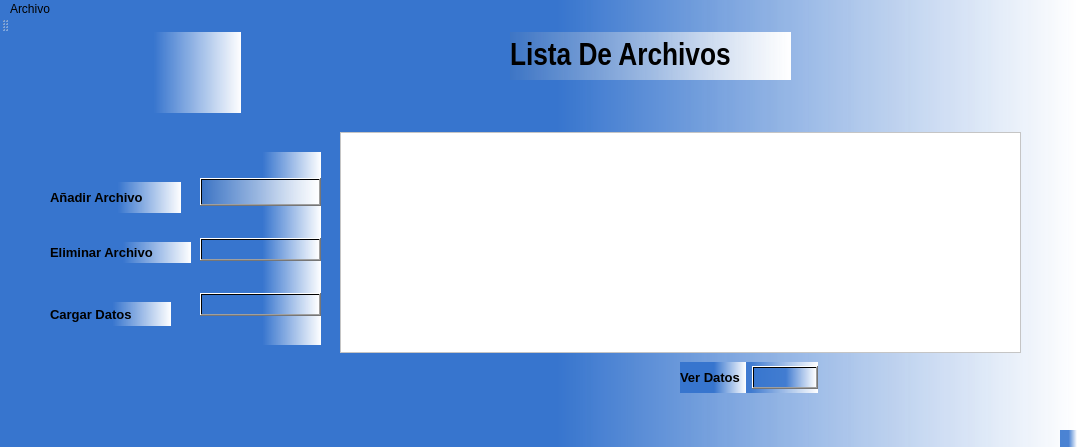
Qt form Interfaz/UI/InicioSubirDatos.ui (Dumaru/ExcelReports) before a commit.
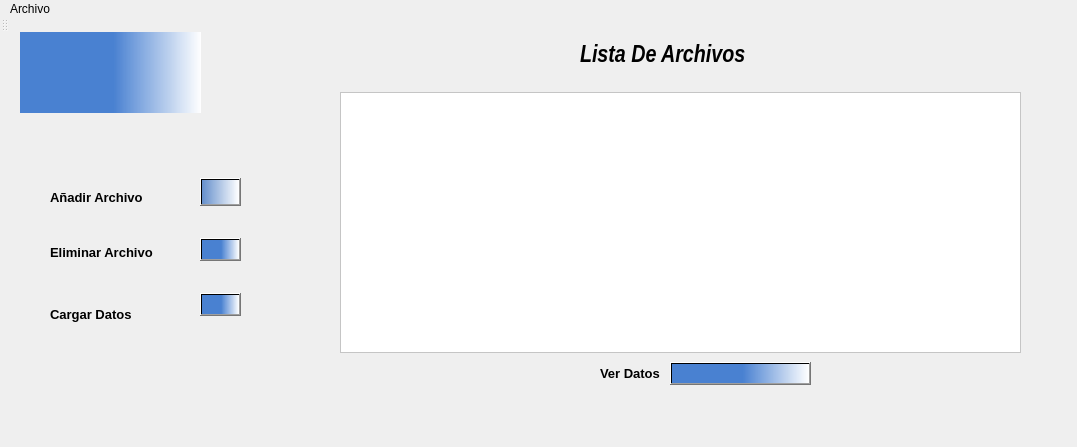
The same form after that commit. Icons and pictures are not drawn.

```diff
--- a/Interfaz/UI/InicioSubirDatos.ui
+++ b/Interfaz/UI/InicioSubirDatos.ui
@@ -14,15 +14,14 @@
    <string>MainWindow</string>
   </property>
   <property name="styleSheet">
-   <string notr="true">background-color: rgb(85, 170, 255);
-background-color: qlineargradient(spread:pad, x1:0, y1:0, x2:1, y2:0, stop:0.517413 rgba(55, 117, 206, 229), stop:1 rgba(255, 255, 255, 255));
+   <string notr="true">
 border-color: rgb(0, 0, 0);</string>
   </property>
   <widget class="QWidget" name="centralwidget">
    <widget class="QWidget" name="verticalLayoutWidget">
     <property name="geometry">
      <rect>
-      <x>510</x>
+      <x>580</x>
       <y>0</y>
       <width>281</width>
       <height>48</height>
@@ -34,14 +33,15 @@
        <property name="font">
         <font>
          <family>Arial Narrow</family>
-         <pointsize>24</pointsize>
+         <pointsize>18</pointsize>
          <weight>75</weight>
+         <italic>true</italic>
          <bold>true</bold>
          <underline>false</underline>
         </font>
        </property>
        <property name="styleSheet">
-        <string notr="true">background-color: qlineargradient(spread:pad, x1:0, y1:0, x2:1, y2:0, stop:0 rgba(63, 117, 194, 200), stop:1 rgba(255, 255, 255, 255));</string>
+        <string notr="true"/>
        </property>
        <property name="text">
         <string>Lista De Archivos</string>
@@ -54,9 +54,9 @@
     <property name="geometry">
      <rect>
       <x>340</x>
-      <y>100</y>
+      <y>60</y>
       <width>681</width>
-      <height>221</height>
+      <height>261</height>
      </rect>
     </property>
     <layout class="QHBoxLayout" name="horizontalLayoutTablaMostrarDatos">
@@ -74,7 +74,7 @@
      <rect>
       <x>200</x>
       <y>120</y>
-      <width>121</width>
+      <width>41</width>
       <height>193</height>
      </rect>
     </property>
@@ -127,48 +127,10 @@
      </item>
     </layout>
    </widget>
-   <widget class="QWidget" name="horizontalLayoutWidget_2">
-    <property name="geometry">
-     <rect>
-      <x>680</x>
-      <y>330</y>
-      <width>138</width>
-      <height>31</height>
-     </rect>
-    </property>
-    <layout class="QHBoxLayout" name="horizontalLayoutVerDatos">
-     <item>
-      <widget class="QLabel" name="label_5">
-       <property name="font">
-        <font>
-         <pointsize>10</pointsize>
-         <weight>75</weight>
-         <bold>true</bold>
-        </font>
-       </property>
-       <property name="text">
-        <string>Ver Datos </string>
-       </property>
-      </widget>
-     </item>
-     <item>
-      <widget class="QPushButton" name="pushButtonMostrarDatos">
-       <property name="styleSheet">
-        <string notr="true">image: url(:/newPrefix/icons8-ver-80.png);
-background-color: qlineargradient(spread:pad, x1:0, y1:0, x2:1, y2:0, stop:0.517413 rgba(55, 117, 206, 229), stop:1 rgba(255, 255, 255, 255));
-</string>
-       </property>
-       <property name="text">
-        <string/>
-       </property>
-      </widget>
-     </item>
-    </layout>
-   </widget>
    <widget class="QLabel" name="label">
     <property name="geometry">
      <rect>
-      <x>60</x>
+      <x>20</x>
       <y>0</y>
       <width>181</width>
       <height>81</height>
@@ -246,6 +208,44 @@
      <string>Añadir Archivo</string>
     </property>
    </widget>
+   <widget class="QWidget" name="formLayoutWidget">
+    <property name="geometry">
+     <rect>
+      <x>600</x>
+      <y>330</y>
+      <width>211</width>
+      <height>72</height>
+     </rect>
+    </property>
+    <layout class="QFormLayout" name="formLayout_2">
+     <item row="2" column="1">
+      <widget class="QPushButton" name="pushButtonMostrarDatos">
+       <property name="styleSheet">
+        <string notr="true">image: url(:/newPrefix/icons8-ver-80.png);
+background-color: qlineargradient(spread:pad, x1:0, y1:0, x2:1, y2:0, stop:0.517413 rgba(55, 117, 206, 229), stop:1 rgba(255, 255, 255, 255));
+</string>
+       </property>
+       <property name="text">
+        <string/>
+       </property>
+      </widget>
+     </item>
+     <item row="2" column="0">
+      <widget class="QLabel" name="label_5">
+       <property name="font">
+        <font>
+         <pointsize>10</pointsize>
+         <weight>75</weight>
+         <bold>true</bold>
+        </font>
+       </property>
+       <property name="text">
+        <string>Ver Datos </string>
+       </property>
+      </widget>
+     </item>
+    </layout>
+   </widget>
   </widget>
   <widget class="QMenuBar" name="menubar">
    <property name="geometry">
```
